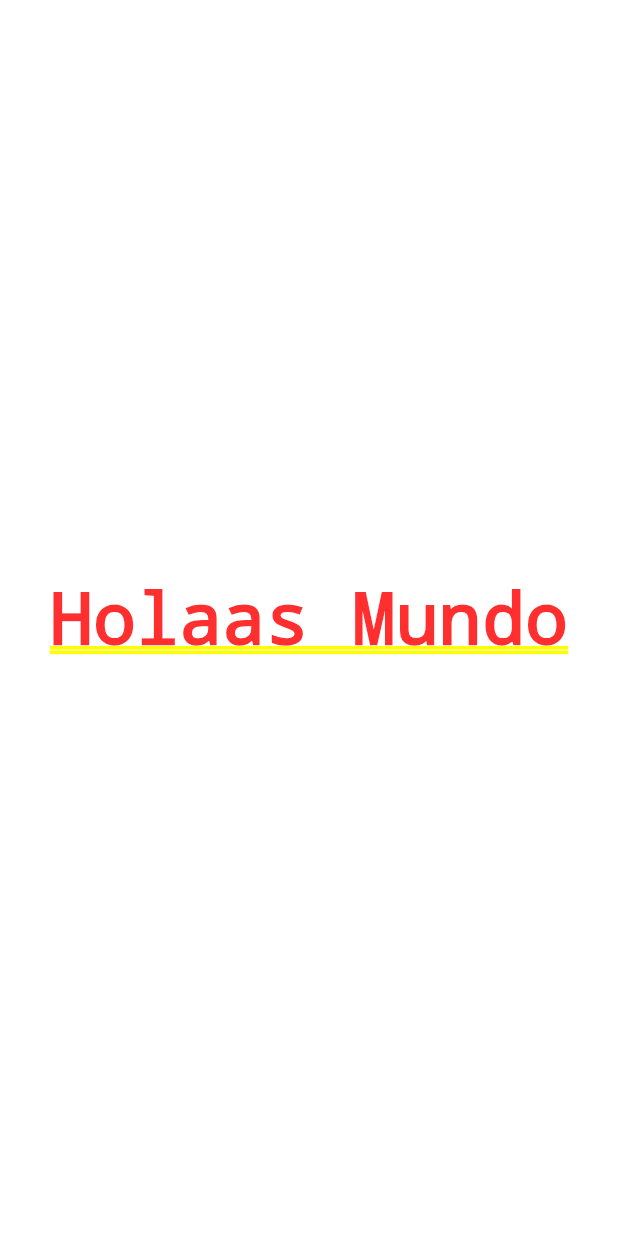
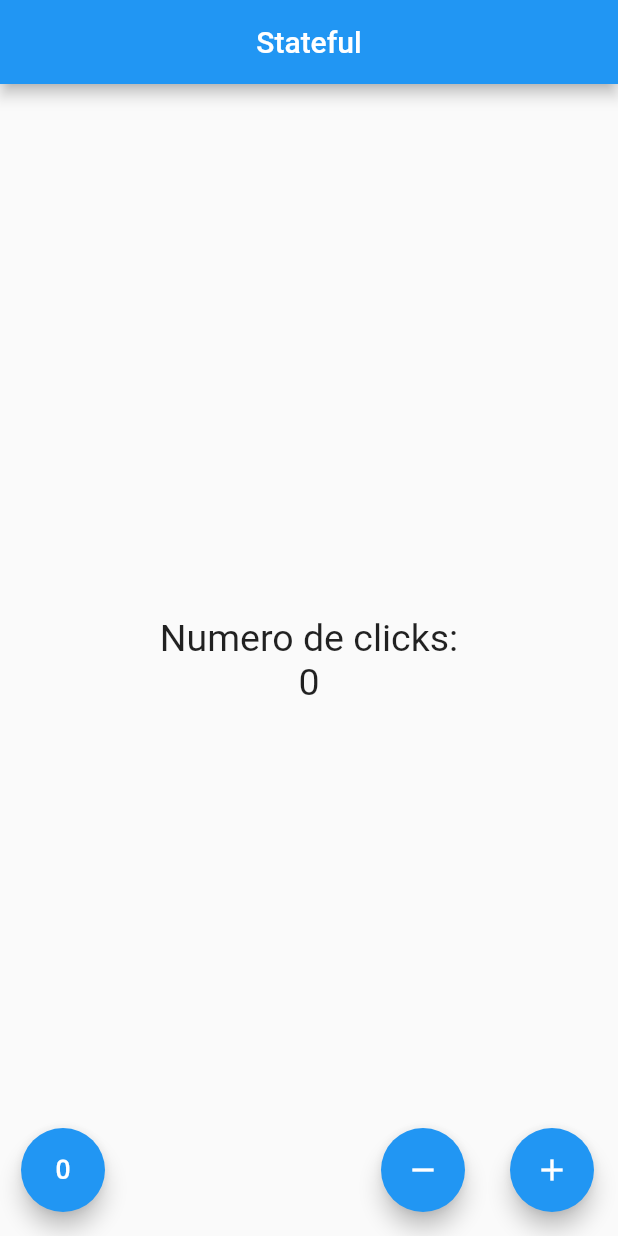
Before and after one commit to sberdonces1996/proyect_flutter, a Flutter app: the screen it shows after launch, on a phone screen of 412 x 824 dp. Run offline on Flutter 3.47's test engine with Material 2 defaults, Android fonts, the phone set to English and light mode, and no system bars.

Commit message:
contador terminado

```diff
--- a/lib/main.dart
+++ b/lib/main.dart
@@ -1,6 +1,6 @@
 import 'package:flutter/cupertino.dart';
 import 'package:flutter/material.dart';
-import 'package:proyect_flutter/src/MyApp.dart';
+import 'src/MyApp.dart';
 
 void main() {
   runApp(new MyApp());
--- a/lib/src/MyApp.dart
+++ b/lib/src/MyApp.dart
@@ -1,11 +1,15 @@
 import 'package:flutter/material.dart';
+//import 'package:proyect_flutter/src/pages/HomePage.dart';
+import 'package:proyect_flutter/src/pages/contador_page.dart';
 
 class MyApp extends StatelessWidget {
   @override
   Widget build(context) {
     return MaterialApp(
+      debugShowCheckedModeBanner: false,
       home: Center(
-        child: Text('Holaas Mundo'),
+        //child: HomePage(),
+        child: ContadorPage(),
       ),
     );
   }
--- /dev/null
+++ b/lib/src/pages/contador_page.dart
@@ -0,0 +1,63 @@
+import 'package:flutter/material.dart';
+
+class ContadorPage extends StatefulWidget {
+  @override
+  createState() => _ContadorPageState();
+}
+
+class _ContadorPageState extends State<ContadorPage> {
+  final _estiloTexto = new TextStyle(fontSize: 25);
+  int _conteo = 0;
+
+  @override
+  Widget build(BuildContext context) {
+    return Scaffold(
+        appBar: AppBar(
+          title: Text('Stateful'),
+          centerTitle: true,
+        ),
+        body: Center(
+            child: Column(
+          mainAxisAlignment: MainAxisAlignment.center,
+          children: <Widget>[
+            Text('Numero de clicks:', style: _estiloTexto),
+            Text('$_conteo', style: _estiloTexto),
+          ],
+        )),
+        //floatingActionButtonLocation: FloatingActionButtonLocation.centerDocked,
+        floatingActionButton: _crearBotones());
+  }
+
+  Widget _crearBotones() {
+    return Row(
+      mainAxisAlignment: MainAxisAlignment.end,
+      children: <Widget>[
+        SizedBox(width: 30.0),
+        FloatingActionButton(
+            child: Icon(Icons.exposure_zero), onPressed: _reset),
+        Expanded(child: SizedBox()),
+        FloatingActionButton(child: Icon(Icons.remove), onPressed: _sustraer),
+        SizedBox(width: 30.0),
+        FloatingActionButton(child: Icon(Icons.add), onPressed: _agregar),
+      ],
+    );
+  }
+
+  void _agregar() {
+    setState(() {
+      _conteo++;
+    });
+  }
+
+  void _sustraer() {
+    setState(() {
+      _conteo--;
+    });
+  }
+
+  void _reset() {
+    setState(() {
+      _conteo = 0;
+    });
+  }
+}
```
Also changed, not shown: lib/src/pages/HomePage.dart (added, +32 -0 lines).
